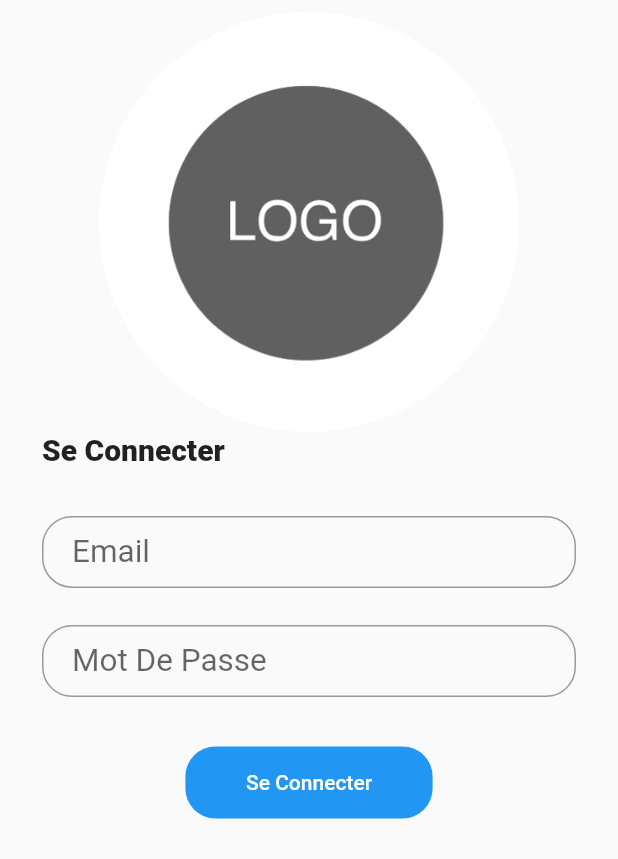
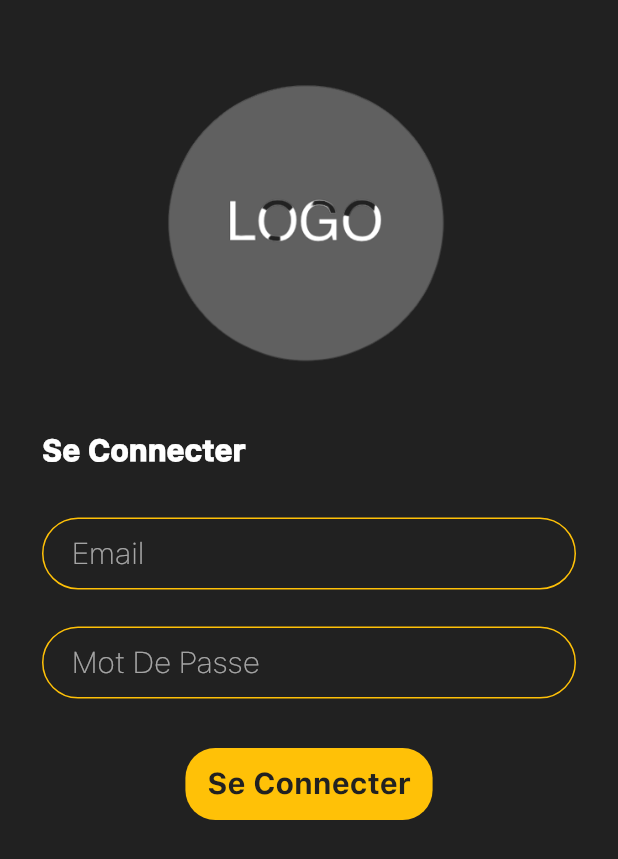
Before and after one commit to aymenbouhaha/E-Commerce-Mobile-App, a Flutter app: the screen it shows after launch, on a phone screen of 412 x 824 dp. Shown: the top 859 px of the screen. Run offline on Flutter 3.47's test engine with Material 2 defaults, Android fonts, the phone set to English and light mode, and no system bars; our stand-ins replace bloc, equatable, flutter_bloc, flutter_screenutil, image_picker, jwt_decoder and 1 more.

Commit message:
last-touches

```diff
--- a/lib/blocs/product/product_cubit.dart
+++ b/lib/blocs/product/product_cubit.dart
@@ -16,7 +16,7 @@ class ProductCubit extends Cubit<ProductState>{
 
   getProduct(String token)async{
     emit(ProductLoadingState());
-    Uri uri=Uri.parse("https://c027-197-29-17-255.eu.ngrok.io/product");
+    Uri uri=Uri.parse("${url}/product");
     var response = await http.get(uri , headers: {
       "Authorization" : 'Bearer '+ token
     });
--- a/lib/blocs/user/user_cubit.dart
+++ b/lib/blocs/user/user_cubit.dart
@@ -1,6 +1,7 @@
 import 'package:bloc/bloc.dart';
 import 'package:equatable/equatable.dart';
 import 'package:jwt_decoder/jwt_decoder.dart';
+import 'package:mini_projet/constant.dart';
 import 'package:mini_projet/models/user_model.dart';
 import 'dart:convert';
 import 'package:http/http.dart' as http;
@@ -14,7 +15,7 @@ class UserCubit extends Cubit<UserState> {
 
 
   login({required String email,required String password}) async {
-    Uri uri = Uri.parse("https://c027-197-29-17-255.eu.ngrok.io/user/login");
+    Uri uri = Uri.parse("${url}/user/login");
     emit(LoginLoadingState());
     var response = await http.post(
       uri,
--- a/lib/constant.dart
+++ b/lib/constant.dart
@@ -1,2 +1,2 @@
 
-const url = "https://c027-197-29-17-255.eu.ngrok.io";
+const url = "https://f658-197-6-218-236.eu.ngrok.io";
--- a/lib/main.dart
+++ b/lib/main.dart
@@ -1,6 +1,7 @@
 import 'package:flutter/material.dart';
 import 'package:flutter_bloc/flutter_bloc.dart';
 import 'package:mini_projet/blocs/user/user_cubit.dart';
+import 'package:mini_projet/screens/constants/constants.dart';
 import 'package:mini_projet/screens/shared/login_screen.dart';
 
 import 'blocs/favorite_list/favorite_list_cubit.dart';
@@ -37,9 +38,7 @@ class MyApp extends StatelessWidget {
       child: MaterialApp(
         debugShowCheckedModeBanner: false,
         title: 'E-Commerce App',
-        theme: ThemeData(
-          primarySwatch: Colors.blue,
-        ),
+        theme: kDarkTheme,
         home: LoginScreen(),
       ),
     );
--- a/lib/screens/client/product_description_screen.dart
+++ b/lib/screens/client/product_description_screen.dart
@@ -4,6 +4,7 @@ import 'package:flutter_bloc/flutter_bloc.dart';
 import 'package:mini_projet/blocs/favorite_list/favorite_list_cubit.dart';
 import 'package:mini_projet/blocs/order/order_cubit.dart';
 import 'package:mini_projet/models/product_model.dart';
+import 'package:mini_projet/screens/constants/constants.dart';
 
 import '../../blocs/product/product_cubit.dart';
 import '../../blocs/user/user_cubit.dart';
@@ -32,7 +33,6 @@ class _ProductDescriptionScreenState extends State<ProductDescriptionScreen> {
     var screenHeight = MediaQuery.of(context).size.height;
     var screenWidth = MediaQuery.of(context).size.width;
     return Scaffold(
-        backgroundColor: Color.fromRGBO(245, 245, 245, 15),
         appBar: AppBar(
           centerTitle: true,
           title: Text("Produit"),
@@ -105,7 +105,7 @@ class _ProductDescriptionScreenState extends State<ProductDescriptionScreen> {
                               borderRadius: BorderRadius.circular(15),
                               color: Colors.white
                             ),
-                            child: Icon(Icons.favorite_border , size: 30,),
+                            child: Icon(Icons.favorite_border , size: 30,color: kAccentColor,),
                             height: 60,
                             width: 60,
                           ),
@@ -120,7 +120,7 @@ class _ProductDescriptionScreenState extends State<ProductDescriptionScreen> {
                                 borderRadius: BorderRadius.circular(15),
                                 color: Colors.white
                             ),
-                            child: Icon(Icons.add , size: 30,),
+                            child: Icon(Icons.add , size: 30,color: kAccentColor,),
                             height: 60,
                             width: 60,
                           ),
--- /dev/null
+++ b/lib/screens/constants/constants.dart
@@ -0,0 +1,95 @@
+import 'package:flutter/material.dart';
+import 'package:flutter_screenutil/flutter_screenutil.dart';
+
+const kSpacingUnit = 10;
+
+const kDarkPrimaryColor = Color(0xFF212121);
+const kDarkSecondaryColor = Color(0xFF80CBC4);
+const kDarkAppBarColor = Color(0xFFFFC107);
+const kLightPrimaryColor = Color(0xFFFFFFFF);
+const kLightSecondaryColor = Color(0xFFF3F7FB);
+const kAccentColor = Color(0xFFFFC107);
+final kTitleTextStyle = TextStyle(
+    fontSize: 20,
+    fontWeight: FontWeight.w600,
+    fontFamily: 'SFProText',
+    color: Color(0xFFF8BBD0));
+final kTitleAppBarTextStyle = TextStyle(
+    fontSize: 20,
+    fontWeight: FontWeight.bold,
+    fontFamily: 'SFProText',
+    color: Color(0xFF00695C));
+
+final kCaptionTextStyle = TextStyle(
+    fontSize: 20,
+    fontWeight: FontWeight.w100,
+    fontFamily: 'SFProText',
+    color: Color(0xFF8C9EFF));
+
+final kButtonTextStyle = TextStyle(
+  fontSize: 20,
+  fontWeight: FontWeight.w600,
+  color: kDarkPrimaryColor,
+);
+
+final kDarkTheme = ThemeData(
+  inputDecorationTheme: const InputDecorationTheme(
+    labelStyle: TextStyle(color: Color(0xFFFF80AB)),
+    enabledBorder: OutlineInputBorder(
+      borderRadius: const BorderRadius.all(Radius.circular(50.0)),
+      borderSide: BorderSide(width: 1, color: kAccentColor),
+    ),
+    focusedBorder: OutlineInputBorder(
+      borderRadius: const BorderRadius.all(Radius.circular(50.0)),
+      borderSide: BorderSide(width: 1, color: Colors.amberAccent),
+    ),
+  ),
+  appBarTheme: AppBarTheme(color: kDarkAppBarColor),
+  textTheme: const TextTheme(
+      headline5: TextStyle(
+          fontSize: 20.0, fontWeight: FontWeight.bold, fontFamily: 'SFProText'),
+      bodyText1: TextStyle(
+          fontSize: 15.0, fontWeight: FontWeight.bold, fontFamily: 'SFProText'),
+      bodyText2: TextStyle(
+          fontSize: 12.0,
+          fontWeight: FontWeight.bold,
+          fontFamily: 'SFProText')),
+  brightness: Brightness.dark,
+  fontFamily: 'SFProText',
+  primaryColor: kDarkPrimaryColor,
+  canvasColor: kDarkPrimaryColor,
+  backgroundColor: kDarkSecondaryColor,
+  iconTheme: ThemeData.dark().iconTheme.copyWith(
+    color: kLightSecondaryColor,
+  ),
+);
+
+final kLightTheme = ThemeData(
+  inputDecorationTheme: const InputDecorationTheme(
+    labelStyle: TextStyle(color: Color(0xFFFF80AB)),
+    enabledBorder: OutlineInputBorder(
+      borderRadius: const BorderRadius.all(Radius.circular(50.0)),
+      borderSide: BorderSide(width: 3, color: Colors.greenAccent),
+    ),
+    focusedBorder: OutlineInputBorder(
+      borderRadius: const BorderRadius.all(Radius.circular(50.0)),
+      borderSide: BorderSide(width: 3, color: Colors.amberAccent),
+    ),
+  ),
+  appBarTheme: AppBarTheme(
+      titleTextStyle: kTitleAppBarTextStyle, color: kDarkAppBarColor),
+  brightness: Brightness.light,
+  fontFamily: 'SFProText',
+  primaryColor: kLightPrimaryColor,
+  canvasColor: kLightPrimaryColor,
+  backgroundColor: kLightSecondaryColor,
+  iconTheme: ThemeData.light().iconTheme.copyWith(
+    color: kDarkSecondaryColor,
+  ),
+  textTheme: ThemeData.light().textTheme.apply(
+    fontFamily: 'SFProText',
+    bodyColor: kDarkSecondaryColor,
+    displayColor: kDarkSecondaryColor,
+  ),
+  colorScheme: ColorScheme.fromSwatch().copyWith(secondary: kAccentColor),
+);
--- a/lib/screens/shared/login_screen.dart
+++ b/lib/screens/shared/login_screen.dart
@@ -3,6 +3,7 @@ import 'package:flutter_bloc/flutter_bloc.dart';
 import 'package:mini_projet/blocs/favorite_list/favorite_list_cubit.dart';
 import 'package:mini_projet/blocs/order/order_cubit.dart';
 import 'package:mini_projet/blocs/user/user_cubit.dart';
+import 'package:mini_projet/screens/constants/constants.dart';
 import 'package:mini_projet/screens/shared/home_screen.dart';
 import 'package:mini_projet/services/general_services.dart';
 
@@ -84,7 +85,7 @@ class _LoginScreenState extends State<LoginScreen> {
                       ),
                       const CircleAvatar(
                         foregroundImage: AssetImage("assets/logo.png"),
-                        backgroundColor: Colors.white,
+                        backgroundColor: kDarkPrimaryColor,
                         radius: 140,
                       ),
                       // SizedBox(
@@ -106,7 +107,7 @@ class _LoginScreenState extends State<LoginScreen> {
                           email=value;
                         },
                         textInputAction: TextInputAction.next,
-                        style: const TextStyle(fontSize: 21),
+                        style: kCaptionTextStyle,
                         validator: (value) {
                           if (value == null || value.isEmpty) {
                             return "Entrer votre mail";
@@ -141,13 +142,13 @@ class _LoginScreenState extends State<LoginScreen> {
                           }
                           return null;
                         },
-                        style: const TextStyle(fontSize: 21),
+                        style: kCaptionTextStyle,
                         decoration: InputDecoration(
                             hintText: "Mot De Passe",
                             contentPadding: const EdgeInsets.only(left: 20, right: 20),
                             border: OutlineInputBorder(
-                              borderSide: const BorderSide(width: 1, color: Colors.black),
-                              borderRadius: BorderRadius.circular(20),
+                              borderSide: const BorderSide(width: 0.1, color: kAccentColor),
+                              borderRadius: BorderRadius.circular(10),
                             )),
                       ),
                       SizedBox(
@@ -156,14 +157,14 @@ class _LoginScreenState extends State<LoginScreen> {
                       Container(
                         width:  screenWidth*0.4,
                         decoration: const BoxDecoration(
-                          color: Colors.blue,
+                          color: kAccentColor,
                           borderRadius: BorderRadius.all(Radius.circular(20)),
                         ),
                         child: TextButton(
                           onPressed: (){
                             _submit(context);
                           },
-                          child: const Text('Se Connecter' ,style: TextStyle(color: Colors.white),),
+                          child:  Text('Se Connecter' ,style: kButtonTextStyle,),
                         ),
                       )
                     ],
```
Also changed, not shown: lib/screens/shared/home_screen.dart (+10 -3 lines), lib/screens/shared/orders_screen.dart (+7 -14 lines), lib/screens/shared/profile_screen.dart (+184 -0 lines), lib/screens/shared/widgets/ProfileListItem.dart (added, +62 -0 lines), lib/screens/shared/widgets/fieldArticle.dart (added, +41 -0 lines), pubspec.yaml (+18 -0 lines), assets/fonts/SF-Pro-Text-Bold.otf (added), assets/fonts/SF-Pro-Text-Medium.otf (added), assets/fonts/SF-Pro-Text-Regular.otf (added), assets/fonts/SF-Pro-Text-Thin.otf (added), assets/images/Logo.png (added), assets/images/thumbnail.png (added), pubspec.lock, 1 other file.
